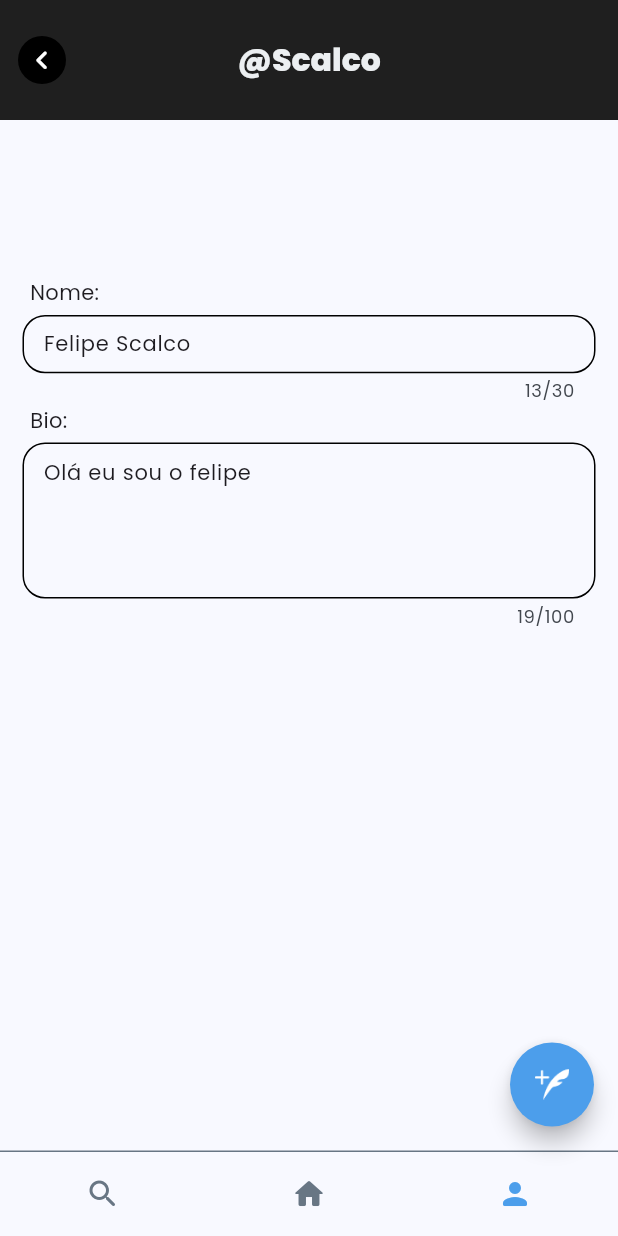
After one commit to Scalco7/xwitter, a Flutter app: the EditUserScreen screen opened by its route, on a phone screen of 412 x 824 dp. The commit adds this screen. Run offline on Flutter 3.47's test engine with Material 3 defaults, Android fonts, the phone set to English and light mode, and no system bars; our stand-ins replace google_fonts.

Commit message:
edit-user-screen

```diff
--- a/lib/app/app.dart
+++ b/lib/app/app.dart
@@ -4,6 +4,7 @@ import 'package:xwitter/app/common/consts/style.consts.dart';
 import 'package:xwitter/app/common/models/tweet.model.dart';
 import 'package:xwitter/app/common/models/user.model.dart';
 import 'package:xwitter/app/screens/create_tweet/screens/create_tweet.screen.dart';
+import 'package:xwitter/app/screens/edit_user/screens/edit_user.screen.dart';
 import 'package:xwitter/app/screens/home/screens/home.screen.dart';
 import 'package:xwitter/app/screens/search/screens/search.screen.dart';
 import 'package:xwitter/app/screens/user/screens/user.screen.dart';
@@ -121,6 +122,7 @@ class Xwitter extends StatelessWidget {
               postTweets: tweets.where((t) => t.user.id == user.id).toList(),
               likedTweets: tweets.where((t) => t.liked).toList(),
             ),
+        "/edit-user": (context) => EditUserScreen(user: user),
         "/create-tweet": (context) => const CreateTweetScreen(),
       },
     );
--- /dev/null
+++ b/lib/app/screens/edit_user/screens/edit_user.screen.dart
@@ -0,0 +1,129 @@
+import 'package:flutter/material.dart';
+import 'package:xwitter/app/common/models/user.model.dart';
+import 'package:xwitter/app/common/widgets/bottom_navigation_bar.widget.dart';
+import 'package:xwitter/app/common/widgets/create_tweet_button.widget.dart';
+import 'package:xwitter/app/screens/edit_user/widgets/edit_user_app_bar.widget.dart';
+
+class EditUserScreen extends StatefulWidget {
+  EditUserScreen({super.key, required this.user});
+  final UserModel user;
+
+  @override
+  State<StatefulWidget> createState() => _EditUserScreen();
+}
+
+class _EditUserScreen extends State<EditUserScreen> {
+  late TextEditingController nameField;
+  late TextEditingController bioField;
+
+  @override
+  void initState() {
+    nameField = TextEditingController(text: widget.user.name);
+    bioField = TextEditingController(text: widget.user.bio);
+
+    super.initState();
+  }
+
+  @override
+  Widget build(BuildContext context) {
+    final double screenWidth = MediaQuery.of(context).size.width;
+    const double headerHeight = 80;
+
+    const InputBorder inputBorder = OutlineInputBorder(
+      borderRadius: BorderRadius.all(Radius.circular(15)),
+      borderSide: BorderSide(
+        color: Colors.black,
+        width: 1,
+      ),
+    );
+
+    void disableKeyboard() {
+      FocusScope.of(context).requestFocus(FocusNode());
+    }
+
+    return Scaffold(
+      appBar: EditUserAppBarWidget(
+        height: headerHeight,
+        nickname: widget.user.nickname,
+      ),
+      body: SizedBox(
+        width: screenWidth,
+        child: Column(
+          mainAxisAlignment: MainAxisAlignment.start,
+          crossAxisAlignment: CrossAxisAlignment.start,
+          children: <Widget>[
+            const SizedBox(height: 100), //Carrousel
+            Padding(
+              padding: const EdgeInsets.symmetric(horizontal: 15),
+              child: Column(
+                mainAxisAlignment: MainAxisAlignment.start,
+                crossAxisAlignment: CrossAxisAlignment.start,
+                children: <Widget>[
+                  const Padding(
+                    padding: EdgeInsets.all(5),
+                    child: Text("Nome: "),
+                  ),
+                  SizedBox(
+                    height: 55,
+                    child: TextField(
+                      onTapOutside: (event) => disableKeyboard(),
+                      controller: nameField,
+                      maxLines: 1,
+                      maxLength: 30,
+                      textAlignVertical: TextAlignVertical.center,
+                      textAlign: TextAlign.left,
+                      style: const TextStyle(fontSize: 14),
+                      decoration: const InputDecoration(
+                        contentPadding:
+                            EdgeInsets.symmetric(horizontal: 10, vertical: 0),
+                        disabledBorder: inputBorder,
+                        border: inputBorder,
+                        errorBorder: inputBorder,
+                        enabledBorder: inputBorder,
+                      ),
+                    ),
+                  ),
+                ],
+              ),
+            ),
+            Padding(
+              padding: const EdgeInsets.symmetric(horizontal: 15),
+              child: Column(
+                mainAxisAlignment: MainAxisAlignment.start,
+                crossAxisAlignment: CrossAxisAlignment.start,
+                children: <Widget>[
+                  const Padding(
+                    padding: EdgeInsets.all(5),
+                    child: Text("Bio: "),
+                  ),
+                  SizedBox(
+                    height: 200,
+                    child: TextField(
+                      onTapOutside: (event) => disableKeyboard(),
+                      controller: bioField,
+                      maxLines: 4,
+                      maxLength: 100,
+                      textAlignVertical: TextAlignVertical.center,
+                      textAlign: TextAlign.left,
+                      style: const TextStyle(fontSize: 14),
+                      decoration: const InputDecoration(
+                        contentPadding:
+                            EdgeInsets.symmetric(horizontal: 10, vertical: 10),
+                        disabledBorder: inputBorder,
+                        border: inputBorder,
+                        errorBorder: inputBorder,
+                        enabledBorder: inputBorder,
+                      ),
+                    ),
+                  ),
+                ],
+              ),
+            ),
+          ],
+        ),
+      ),
+      floatingActionButton: const CreateTweetButtonWidget(),
+      bottomNavigationBar: const BottomNavigationBarWidget(currentIndex: 2),
+    );
+  }
+}
--- /dev/null
+++ b/lib/app/screens/edit_user/widgets/edit_user_app_bar.widget.dart
@@ -0,0 +1,49 @@
+import 'package:flutter/material.dart';
+
+class EditUserAppBarWidget extends StatelessWidget
+    implements PreferredSizeWidget {
+  const EditUserAppBarWidget({
+    super.key,
+    required this.height,
+    required this.nickname,
+  });
+  final double height;
+  final String nickname;
+
+  @override
+  Size get preferredSize => Size.fromHeight(height);
+
+  @override
+  Widget build(BuildContext context) {
+    return AppBar(
+      backgroundColor: const Color.fromRGBO(31, 31, 31, 1),
+      toolbarHeight: height,
+      centerTitle: true,
+      title: Text(
+        "@$nickname",
+        style: TextStyle(
+          color: Colors.blueGrey.shade50,
+          fontSize: 21,
+          fontWeight: FontWeight.w800,
+        ),
+      ),
+      leading: IconButton(
+        alignment: Alignment.center,
+        onPressed: () => Navigator.of(context).pop(),
+        icon: Container(
+          width: 32,
+          height: 32,
+          decoration: BoxDecoration(
+            color: Colors.black,
+            borderRadius: BorderRadius.circular(50),
+          ),
+          child: const Icon(
+            Icons.chevron_left_rounded,
+            color: Colors.white,
+            size: 25,
+          ),
+        ),
+      ),
+    );
+  }
+}
--- a/lib/app/screens/search/screens/search.screen.dart
+++ b/lib/app/screens/search/screens/search.screen.dart
@@ -24,7 +24,8 @@ class SearchScreen extends StatelessWidget {
   }
 
   void goToUserScreen(UserModel user) {
-    print("indo para a conta do - ${user.name}");
+    print(
+        "indo para a pagina de usuário do (passar usuário, dai n tem q pesquisar na api || a lista daqui só buscar o avatar path o nome e o @, dai o get de la pegar tds os dados) - ${user.name}");
   }
 
   @override
--- a/lib/app/screens/user/screens/user.screen.dart
+++ b/lib/app/screens/user/screens/user.screen.dart
@@ -18,10 +18,6 @@ class UserScreen extends StatefulWidget {
   final List<TweetModel> postTweets;
   final List<TweetModel> likedTweets;
 
-  void editUser() {
-    print("ta editando");
-  }
-
   @override
   State<UserScreen> createState() => _UserScreen();
 }
@@ -35,6 +31,10 @@ class _UserScreen extends State<UserScreen> {
           ? widget.postTweets
           : widget.likedTweets;
     });
+  }
+
+  void openEditUsercreen() {
+    Navigator.of(context).pushNamed("/edit-user");
   }
 
   @override
@@ -51,7 +51,7 @@ class _UserScreen extends State<UserScreen> {
 
     return Scaffold(
       appBar: AppBar(
-        backgroundColor: Colors.black,
+        backgroundColor: const Color.fromRGBO(31, 31, 31, 1),
         toolbarHeight: 0,
       ),
       body: Stack(
@@ -60,7 +60,9 @@ class _UserScreen extends State<UserScreen> {
             width: screenWidth,
             height: headerHeight,
             alignment: Alignment.center,
-            decoration: const BoxDecoration(color: Colors.black),
+            decoration: const BoxDecoration(
+              color: Color.fromRGBO(31, 31, 31, 1),
+            ),
             child: Text(
               "@${widget.user.nickname}",
               style: TextStyle(
@@ -79,7 +81,7 @@ class _UserScreen extends State<UserScreen> {
                 UserDataWidget(
                   user: widget.user,
                   avatarHeight: avatarHeight,
-                  editUser: widget.editUser,
+                  editUser: openEditUsercreen,
                 ),
                 const SizedBox(height: 20),
                 ChangeSectionButtonWidget(
```
